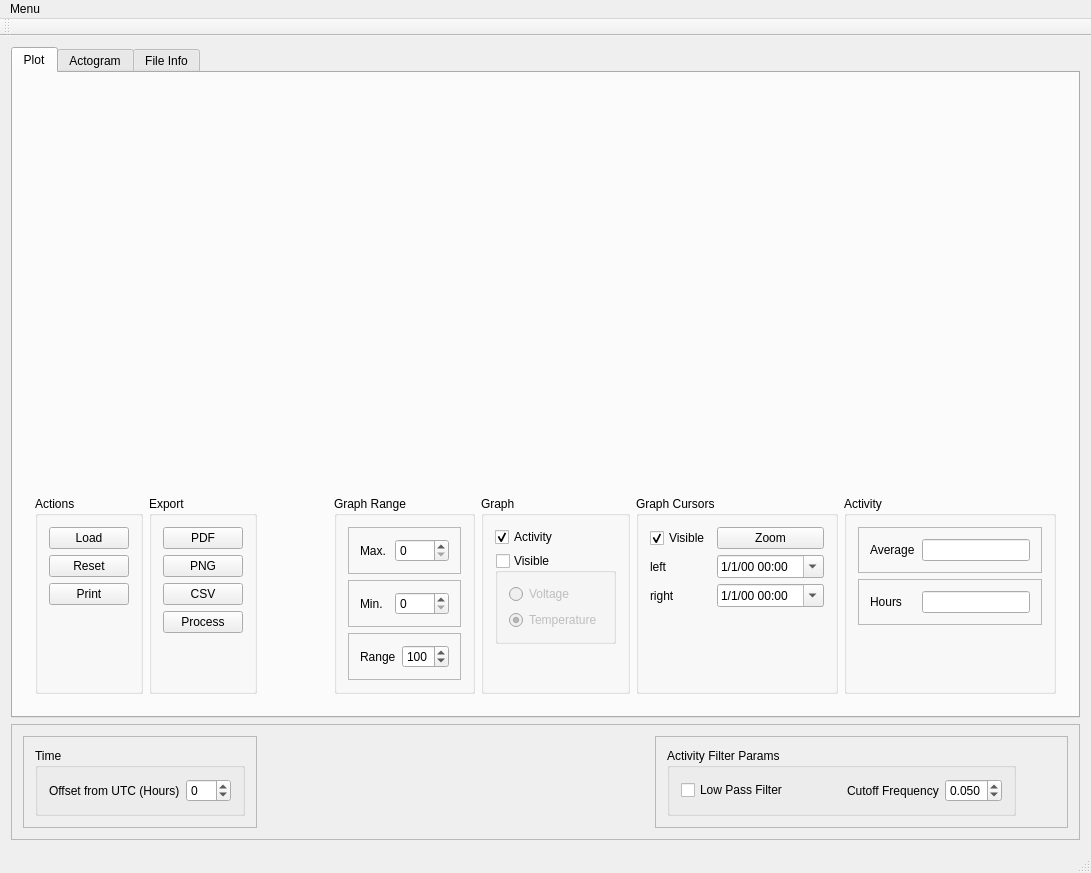
tag-designs/software, file software/host/btdataviz/mainwindow.ui: the form before one commit.
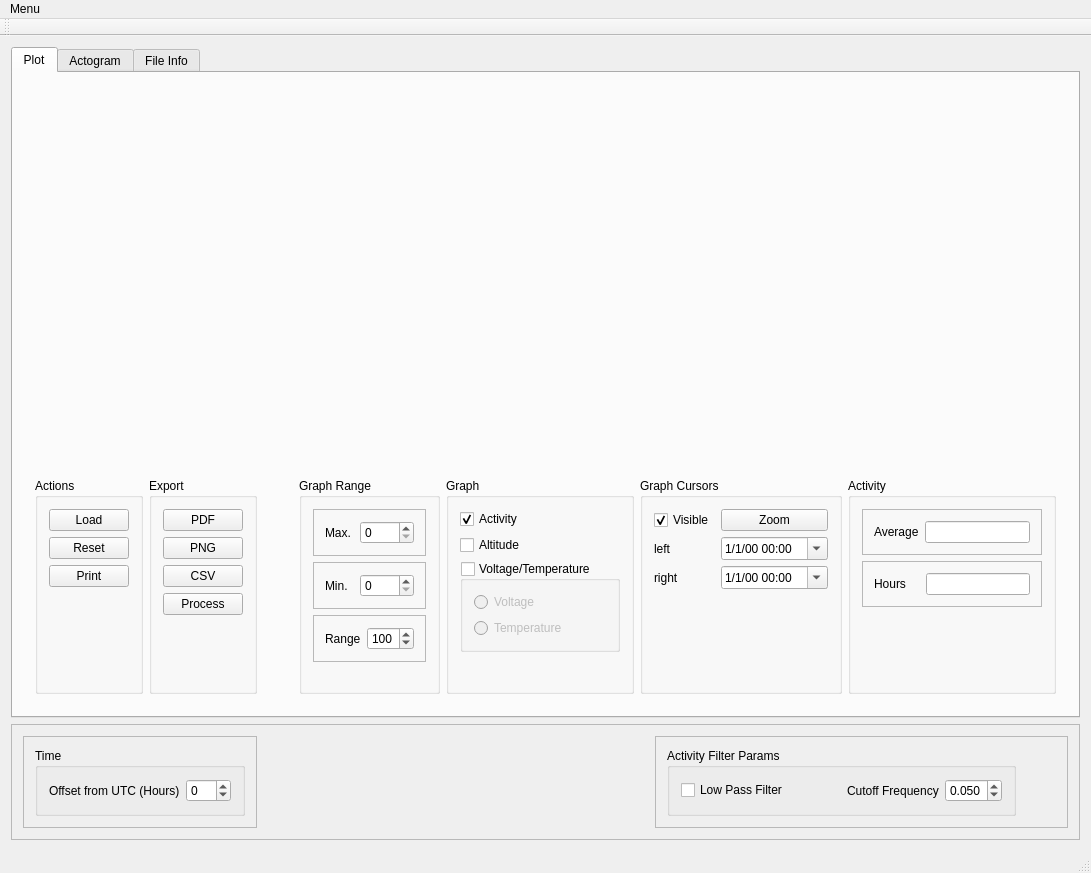
The form after the commit. Custom widgets are drawn as their Qt base class.

Commit message: added altitude to btviz

Diff of the .ui file:
```diff
--- a/software/host/btdataviz/mainwindow.ui
+++ b/software/host/btdataviz/mainwindow.ui
@@ -39,7 +39,7 @@
           <property name="sizePolicy">
            <sizepolicy hsizetype="Preferred" vsizetype="Preferred">
             <horstretch>0</horstretch>
-            <verstretch>70</verstretch>
+            <verstretch>80</verstretch>
            </sizepolicy>
           </property>
           <property name="minimumSize">
@@ -340,10 +340,10 @@
               <string>Graph</string>
              </property>
              <layout class="QGridLayout" name="gridLayout_4">
-              <item row="3" column="0">
+              <item row="4" column="0">
                <widget class="QGroupBox" name="gbVT">
                 <property name="title">
-                 <string>Visible</string>
+                 <string>Voltage/Temperature</string>
                 </property>
                 <property name="checkable">
                  <bool>true</bool>
@@ -368,7 +368,7 @@
                     <string>Temperature</string>
                    </property>
                    <property name="checked">
-                    <bool>true</bool>
+                    <bool>false</bool>
                    </property>
                    <attribute name="buttonGroup">
                     <string notr="true">VTGroup</string>
@@ -396,6 +396,13 @@
                 </property>
                </widget>
               </item>
+              <item row="3" column="0">
+               <widget class="QCheckBox" name="cb_altitude">
+                <property name="text">
+                 <string>Altitude</string>
+                </property>
+               </widget>
+              </item>
              </layout>
             </widget>
            </item>
```
Left out of the diff: 2 changed lines with no effect on the pictures. The commit also changes 2 other files.
